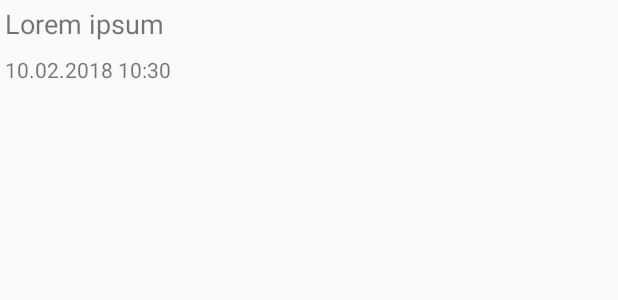
After one commit to edu-fursa-ilya/NoteApp, an Android app: the layout view_item_note.xml on its own in the app's theme, with its tools: preview values and no code run, on a phone screen of 412 x 824 dp. The commit adds this screen. Shown: the top 300 px of the screen. Run offline under Robolectric (Android 15) with nearby library versions, the phone set to English and light mode, and no system bars.

Commit message:
RecyclerView & CursorLoader

```diff
--- a/app/build.gradle
+++ b/app/build.gradle
@@ -25,4 +25,5 @@ dependencies {
     testImplementation 'junit:junit:4.12'
     androidTestImplementation 'com.android.support.test:runner:1.0.2'
     androidTestImplementation 'com.android.support.test.espresso:espresso-core:3.0.2'
+    implementation 'com.android.support:recyclerview-v7:27.1.1'
 }
--- /dev/null
+++ b/app/src/main/res/layout/view_item_note.xml
@@ -0,0 +1,24 @@
+<?xml version="1.0" encoding="utf-8"?>
+<LinearLayout xmlns:android="http://schemas.android.com/apk/res/android"
+    android:layout_width="match_parent"
+    android:layout_height="wrap_content"
+    android:orientation="vertical">
+
+    <TextView
+        android:padding="3dp"
+        android:id="@+id/title_tv"
+        android:layout_width="wrap_content"
+        android:layout_height="wrap_content"
+        android:text="Lorem ipsum"
+        android:textSize="18sp" />
+
+    <TextView
+        android:padding="3dp"
+        android:id="@+id/date_tv"
+        android:layout_width="wrap_content"
+        android:layout_height="wrap_content"
+        android:layout_marginTop="2dp"
+        android:text="10.02.2018 10:30"
+        android:textSize="14sp" />
+
+</LinearLayout>
```
Also changed, not shown: app/src/main/java/com/noteapp/fursa/noteapp/MainActivity.java (+49 -3 lines), app/src/main/java/com/noteapp/fursa/noteapp/ui/CursorRecyclerAdapter.java (added, +76 -0 lines), app/src/main/java/com/noteapp/fursa/noteapp/ui/NotesAdapter.java (added, +56 -0 lines), app/src/main/res/layout/activity_main.xml (+6 -11 lines).
